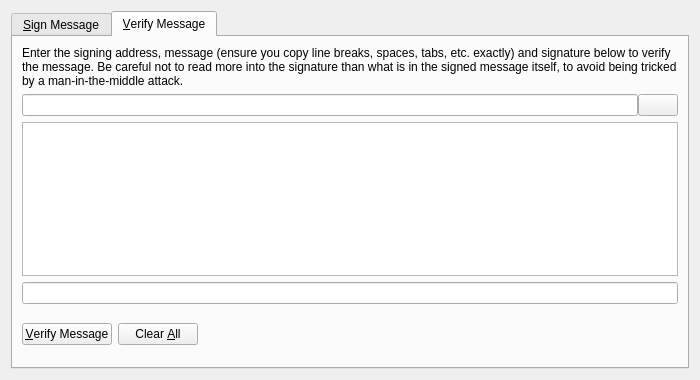
Qt form src/qt/forms/signverifymessagedialog.ui (cygnusxi/CurecoinSource) before a commit.
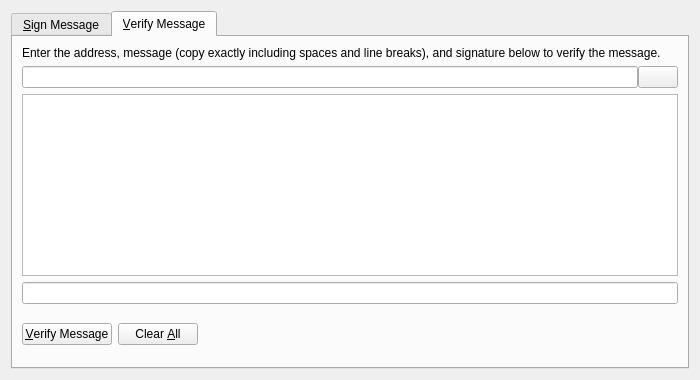
The same form after that commit. Icons and pictures are not drawn. Custom widgets are drawn as their Qt base class.

```diff
--- a/src/qt/forms/signverifymessagedialog.ui
+++ b/src/qt/forms/signverifymessagedialog.ui
@@ -230,7 +230,7 @@
        <item>
         <widget class="QLabel" name="infoLabel_VM">
          <property name="text">
-          <string>Enter the signing address, message (ensure you copy line breaks, spaces, tabs, etc. exactly) and signature below to verify the message. Be careful not to read more into the signature than what is in the signed message itself, to avoid being tricked by a man-in-the-middle attack.</string>
+          <string>Enter the address, message (copy exactly including spaces and line breaks), and signature below to verify the message.</string>
          </property>
          <property name="textFormat">
           <enum>Qt::PlainText</enum>
```
Left out of the diff: 4 changed lines with no effect on the pictures.
